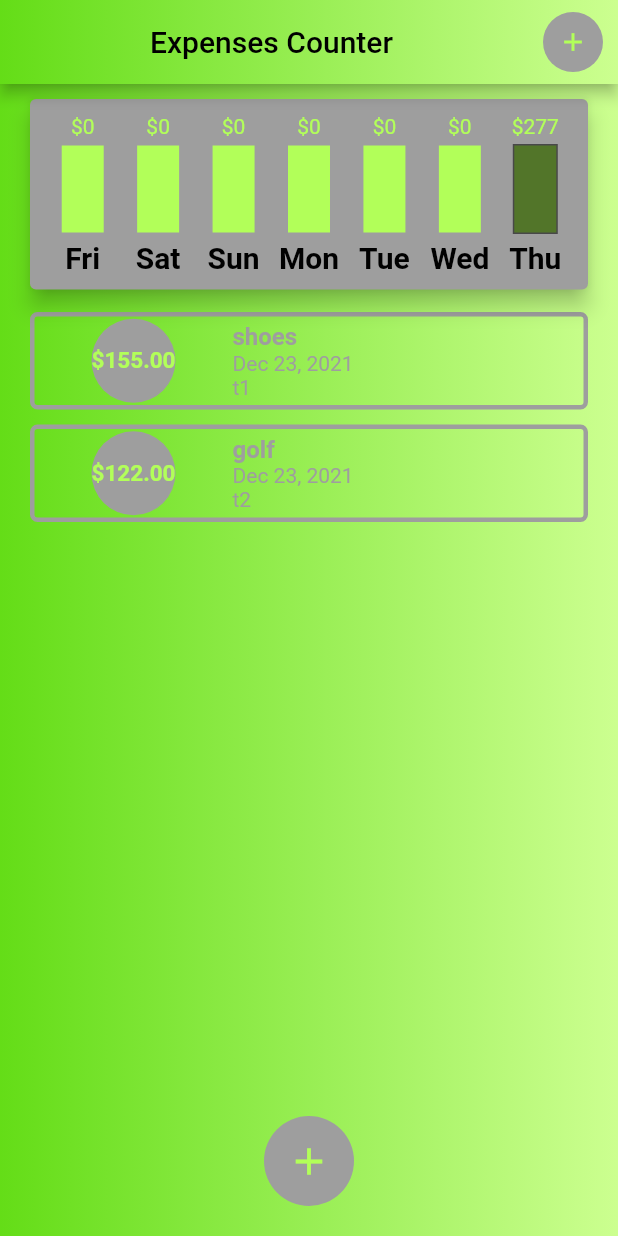
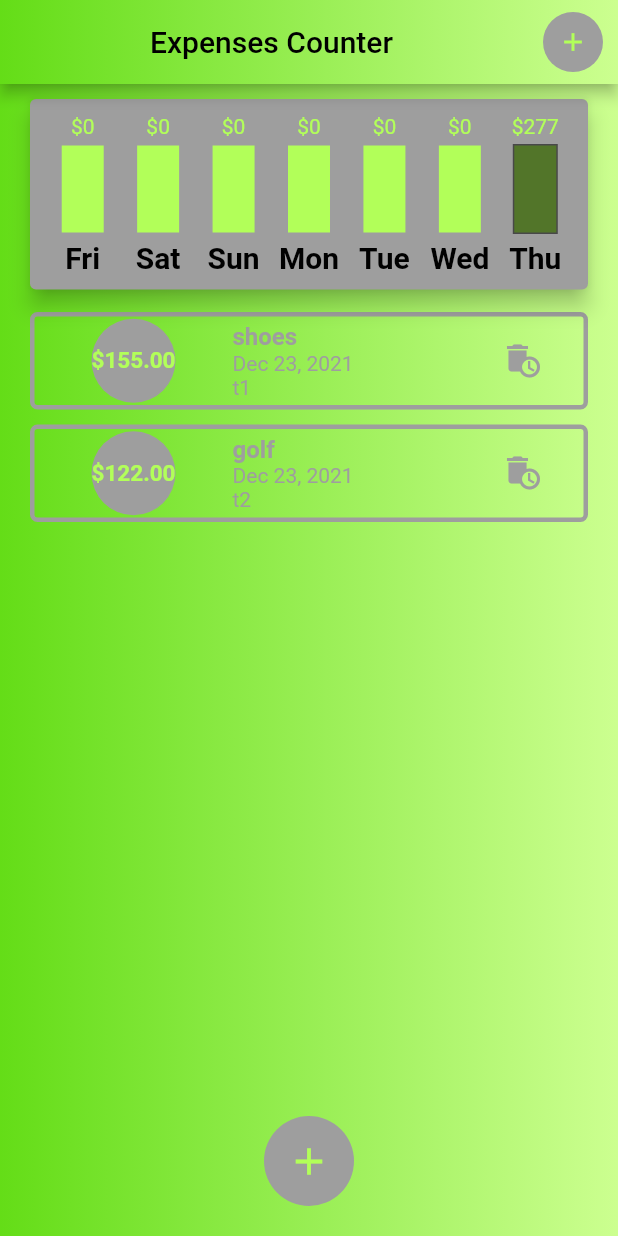
Before and after one commit to budda24/counting_expenses, a Flutter app: the screen it shows after launch, on a phone screen of 412 x 824 dp. Run offline on Flutter 3.47's test engine with Material 2 defaults, Android fonts, the phone set to English and light mode, and no system bars.

Commit message:
feat: delete transaction from list

```diff
--- a/lib/main.dart
+++ b/lib/main.dart
@@ -75,13 +75,13 @@ class _MyHomePageState extends State<MyHomePage> {
   }
 
   /*to lift stateUp From new_transaction to delete one*/
-/*  void _deleteTransaction(String id) {
+  void _deleteTransaction(String id) {
     setState(
       () {
         _listTransactions.removeWhere((element) => element.id == id);
       },
     );
-  }*/
+  }
 
   @override
   Widget build(BuildContext context) {
@@ -118,7 +118,7 @@ class _MyHomePageState extends State<MyHomePage> {
                 listOfTransactionl: _currentListTransactions,
               ),
               TransactionList(
-                /*lfDeleteTransaction: _deleteTransaction,*/
+                lfDeleteTransaction: _deleteTransaction,
                 listTransactions: _listTransactions,
               ),
             ],
--- a/lib/widgets/transaction_list.dart
+++ b/lib/widgets/transaction_list.dart
@@ -4,10 +4,10 @@ import 'package:flutter_complete_guide/models/transaction.dart';
 import 'package:intl/intl.dart';
 
 class TransactionList extends StatelessWidget {
-  TransactionList({required this.listTransactions,/* required this.lfDeleteTransaction*/});
+  TransactionList({required this.listTransactions, required this.lfDeleteTransaction});
 
   final List<Transaction> listTransactions;
-  /*final Function lfDeleteTransaction;*/
+  final Function lfDeleteTransaction;
 
   @override
   Widget build(BuildContext context) {
@@ -86,12 +86,12 @@ class TransactionList extends StatelessWidget {
                             ),
                           ),
                         ]),
-                    /*trailing: IconButton(
+                    trailing: IconButton(
                       onPressed:() => lfDeleteTransaction(listTransactions[index].id),
                         icon: Icon(
                       Icons.auto_delete,
                       color: kGreColor,
-                    )),*/
+                    )),
                   ),
                 );
               },
```
